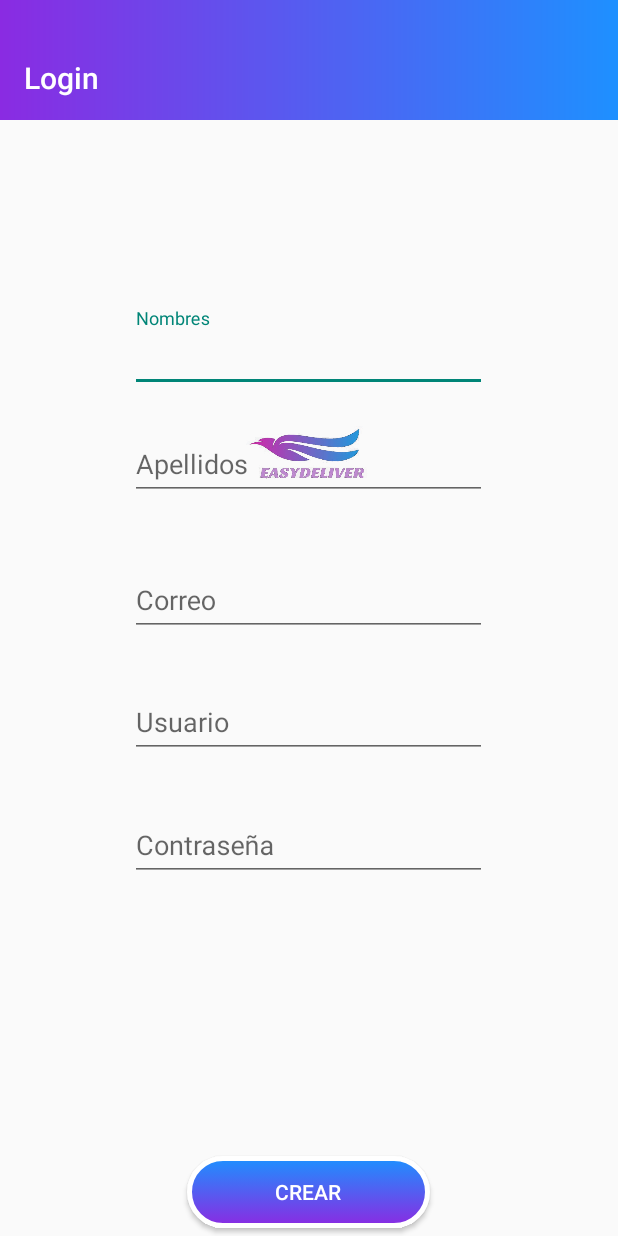
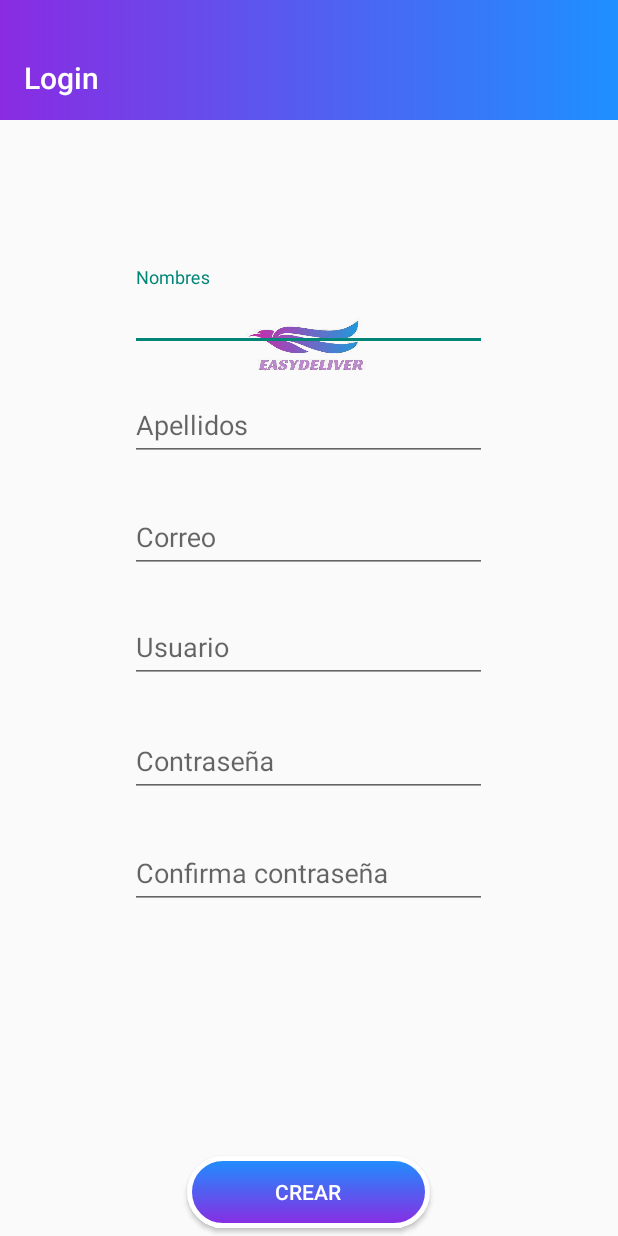
Before and after one commit to Rafael-Guerrero-Moreira/EasyDelivery, an Android app: the CreateAcount screen opened directly, with no data from a screen before it, after a tap on "CREAR", on a phone screen of 412 x 824 dp. Run offline under Robolectric (Android 15) with nearby library versions, the phone set to English and light mode, and no system bars; our stand-ins replace Firebase (no records; nobody signed in at launch, a user with empty details on screens opened directly).

```diff
--- a/app/src/main/java/com/example/easydelivery/CreateAcount.java
+++ b/app/src/main/java/com/example/easydelivery/CreateAcount.java
@@ -2,7 +2,9 @@ package com.example.easydelivery;
 
 import android.content.Intent;
 import android.os.Bundle;
+import android.text.Editable;
 import android.text.TextUtils;
+import android.text.TextWatcher;
 import android.view.View;
 import android.widget.EditText;
 import android.widget.Toast;
@@ -33,6 +35,8 @@ public class CreateAcount extends AppCompatActivity {
     EditText TextName;
     EditText TexLastName;
     EditText TextUser;
+    EditText TexConfirmpass;
+    Boolean ConfimPass = false;
     @Override
     protected void onCreate(Bundle savedInstanceState) {
         super.onCreate(savedInstanceState);
@@ -42,26 +46,45 @@ public class CreateAcount extends AppCompatActivity {
         TextName = (EditText) findViewById(R.id.txtname);
         TexLastName = (EditText) findViewById(R.id.txtlastname);
         TextUser = (EditText) findViewById(R.id.txtuser);
+        TexConfirmpass = (EditText) findViewById(R.id.txtconfirmpass);
+//validacion de contrasenia
+        TexConfirmpass.addTextChangedListener(new TextWatcher() {
+            @Override
+            public void beforeTextChanged(CharSequence s, int start, int count, int after) {
+
+            }
+
+            @Override
+            public void onTextChanged(CharSequence s, int start, int before, int count) {
+                if(TextPassword.getText().toString().equals(s.toString()))ConfimPass = true;
+                else ConfimPass = false;
+
+            }
+
+            @Override
+            public void afterTextChanged(Editable s) {
+
+            }
+        });
         InicializarFirebase ();
+
     }
 
     private void registrarUsuario(){
 
         //Obtenemos el email y la contraseña desde las cajas de texto
-        String email = TextEmail.getText().toString().trim();
-        String password  = TextPassword.getText().toString().trim();
-
-        //Verificamos que las cajas de texto no esten vacías
-        if(TextUtils.isEmpty(email)){
-            Toast.makeText(this,"Se debe ingresar un email",Toast.LENGTH_LONG).show();
+        String email = TextEmail.getText().toString();
+        String password  = TextPassword.getText().toString();
+        String name = TextName.getText().toString();
+        String lastname  = TexLastName.getText().toString();
+        String user  = TextUser.getText().toString();
+        String resultado =ValidarCampos(email,password,name,lastname,user);
+        //creating a new user
+        if(!TextUtils.isEmpty(resultado))
+        {
+            Toast.makeText(com.example.easydelivery.CreateAcount.this,"Le falta ingresar: "+ resultado,Toast.LENGTH_LONG).show();
             return;
         }
-
-        if(TextUtils.isEmpty(password)){
-            Toast.makeText(this,"Falta ingresar la contraseña",Toast.LENGTH_LONG).show();
-            return;
-        }
-        //creating a new user
         mAuth.createUserWithEmailAndPassword(email, password)
          .addOnCompleteListener(this, new OnCompleteListener<AuthResult>() {
                    @Override
@@ -98,6 +121,31 @@ public class CreateAcount extends AppCompatActivity {
 
         databaseReference.child("Users").child(p.getIduser()).setValue(p);
     }
+    public String ValidarCampos(String email, String password,String name,String apellido,String usuario)
+    {
+        String mensage;
+        //Verificamos que las cajas de texto no esten vacías
+        if(TextUtils.isEmpty(name)){
+            return "Nombre";
+        }
+        if(TextUtils.isEmpty(apellido)){
+            return "Apellido";
+        }
+        if(TextUtils.isEmpty(usuario)){
+            return "Usuario";
+        }
+        if(TextUtils.isEmpty(email)){
+            return "Email";
+        }
+        if(TextUtils.isEmpty(password)){
+            return "Contraseña";
+        }
+        if (!ConfimPass){
+            return "Las contraseñas no coinciden";
+        }
+
+        return "";
+    }
     private void InicializarFirebase (){
         FirebaseApp.initializeApp(this);
         firebaseDatabase = FirebaseDatabase.getInstance();
@@ -105,4 +153,6 @@ public class CreateAcount extends AppCompatActivity {
         databaseReference = firebaseDatabase.getReference();
        mAuth = FirebaseAuth.getInstance();
     }
+
+
 }
--- a/app/src/main/res/layout/activity_create_acount.xml
+++ b/app/src/main/res/layout/activity_create_acount.xml
@@ -33,8 +33,8 @@
         android:layout_alignParentEnd="true"
         android:layout_alignParentBottom="true"
         android:layout_centerHorizontal="true"
-        android:layout_marginEnd="141dp"
-        android:layout_marginBottom="463dp"
+        android:layout_marginEnd="142dp"
+        android:layout_marginBottom="535dp"
         android:layout_x="13dp"
         android:layout_y="47dp"
         android:background="@mipmap/logo"
@@ -47,7 +47,7 @@
         android:layout_alignParentTop="true"
         android:layout_centerInParent="true"
         android:layout_marginStart="@dimen/activity_horizontal_margin"
-        android:layout_marginTop="205dp"
+        android:layout_marginTop="178dp"
         android:hint="Nombres">
 
         <com.google.android.material.textfield.TextInputEditText
@@ -65,7 +65,7 @@
         android:layout_alignParentTop="true"
         android:layout_centerInParent="true"
         android:layout_marginStart="@dimen/activity_horizontal_margin"
-        android:layout_marginTop="277dp"
+        android:layout_marginTop="251dp"
         android:hint="Apellidos">
 
         <com.google.android.material.textfield.TextInputEditText
@@ -83,7 +83,7 @@
         android:layout_alignParentTop="true"
         android:layout_centerInParent="true"
         android:layout_marginStart="@dimen/activity_horizontal_margin"
-        android:layout_marginTop="449dp"
+        android:layout_marginTop="399dp"
         android:hint="Usuario">
 
         <com.google.android.material.textfield.TextInputEditText
@@ -101,7 +101,7 @@
         android:layout_alignParentTop="true"
         android:layout_centerInParent="true"
         android:layout_marginStart="@dimen/activity_horizontal_margin"
-        android:layout_marginTop="368dp"
+        android:layout_marginTop="326dp"
         android:hint="Correo">
 
         <com.google.android.material.textfield.TextInputEditText
@@ -120,11 +120,32 @@
         android:layout_alignParentTop="true"
         android:layout_centerInParent="true"
         android:layout_marginStart="@dimen/activity_horizontal_margin"
-        android:layout_marginTop="531dp"
+        android:layout_marginTop="475dp"
         android:hint="Contraseña">
 
         <com.google.android.material.textfield.TextInputEditText
             android:id="@+id/txtpass"
+            android:layout_width="match_parent"
+            android:layout_height="wrap_content"
+            android:inputType="textPassword"
+
+            />
+
+    </com.google.android.material.textfield.TextInputLayout>
+
+    <com.google.android.material.textfield.TextInputLayout
+        android:id="@+id/text_input_layout_confirmpass"
+        android:layout_width="238dp"
+        android:layout_height="68dp"
+
+        android:layout_alignParentTop="true"
+        android:layout_centerInParent="true"
+        android:layout_marginStart="@dimen/activity_horizontal_margin"
+        android:layout_marginTop="550dp"
+        android:hint="Confirma contraseña">
+
+        <com.google.android.material.textfield.TextInputEditText
+            android:id="@+id/txtconfirmpass"
             android:layout_width="match_parent"
             android:layout_height="wrap_content"
             android:inputType="textPassword"
```
